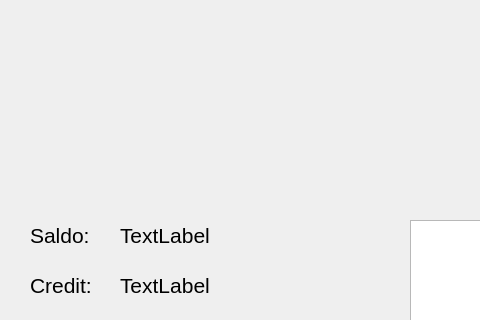
Before: the Qt Designer form frontend/chooseAction/chooseaction.ui in banksimul-2023-22spo/group_1, drawn with Qt 5; both pictures show x 0 to 480 and y 0 to 320 of the 800 by 600 pixel window.
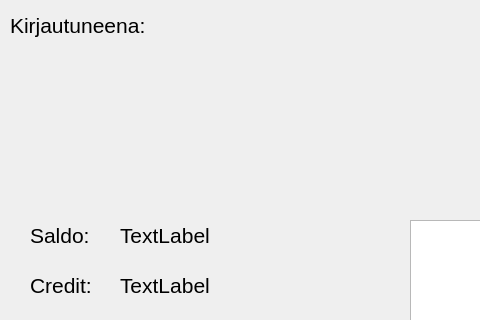
After: the same form once the commit is applied.

What changed in the file:
```diff
--- a/frontend/chooseAction/chooseaction.ui
+++ b/frontend/chooseAction/chooseaction.ui
@@ -163,6 +163,42 @@
     </rect>
    </property>
   </widget>
+  <widget class="QLabel" name="label">
+   <property name="geometry">
+    <rect>
+     <x>10</x>
+     <y>10</y>
+     <width>151</width>
+     <height>31</height>
+    </rect>
+   </property>
+   <property name="font">
+    <font>
+     <pointsize>16</pointsize>
+    </font>
+   </property>
+   <property name="text">
+    <string>Kirjautuneena:</string>
+   </property>
+  </widget>
+  <widget class="QLabel" name="nameLabel">
+   <property name="geometry">
+    <rect>
+     <x>170</x>
+     <y>10</y>
+     <width>151</width>
+     <height>31</height>
+    </rect>
+   </property>
+   <property name="font">
+    <font>
+     <pointsize>16</pointsize>
+    </font>
+   </property>
+   <property name="text">
+    <string/>
+   </property>
+  </widget>
  </widget>
  <resources/>
  <connections/>
```
